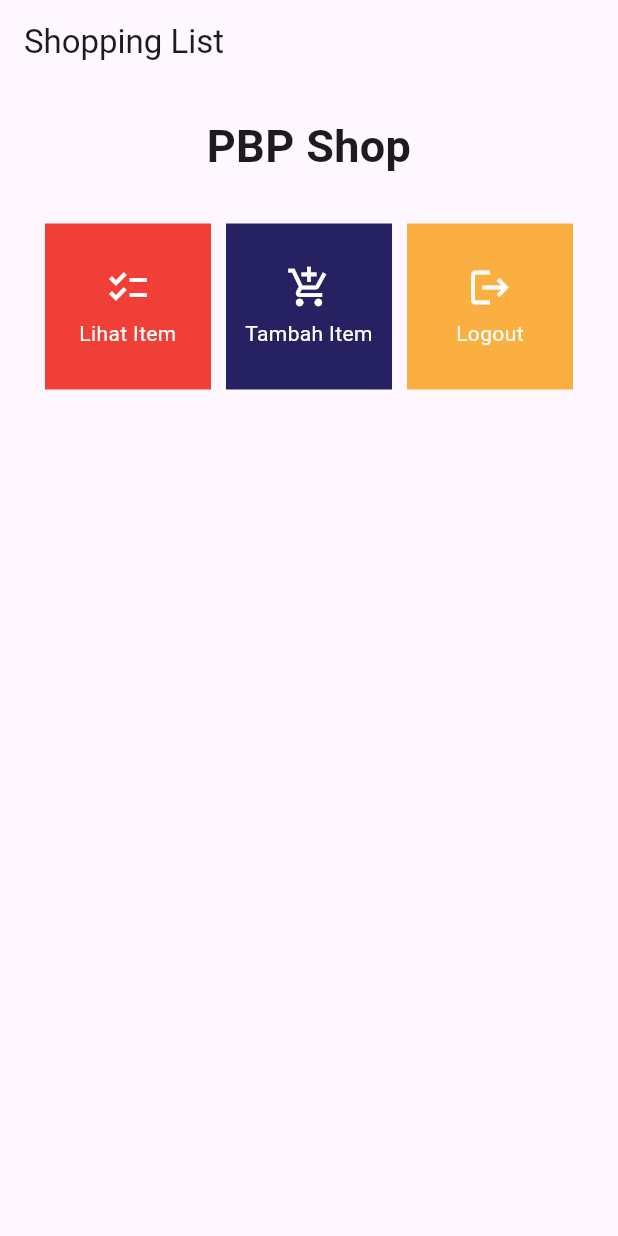
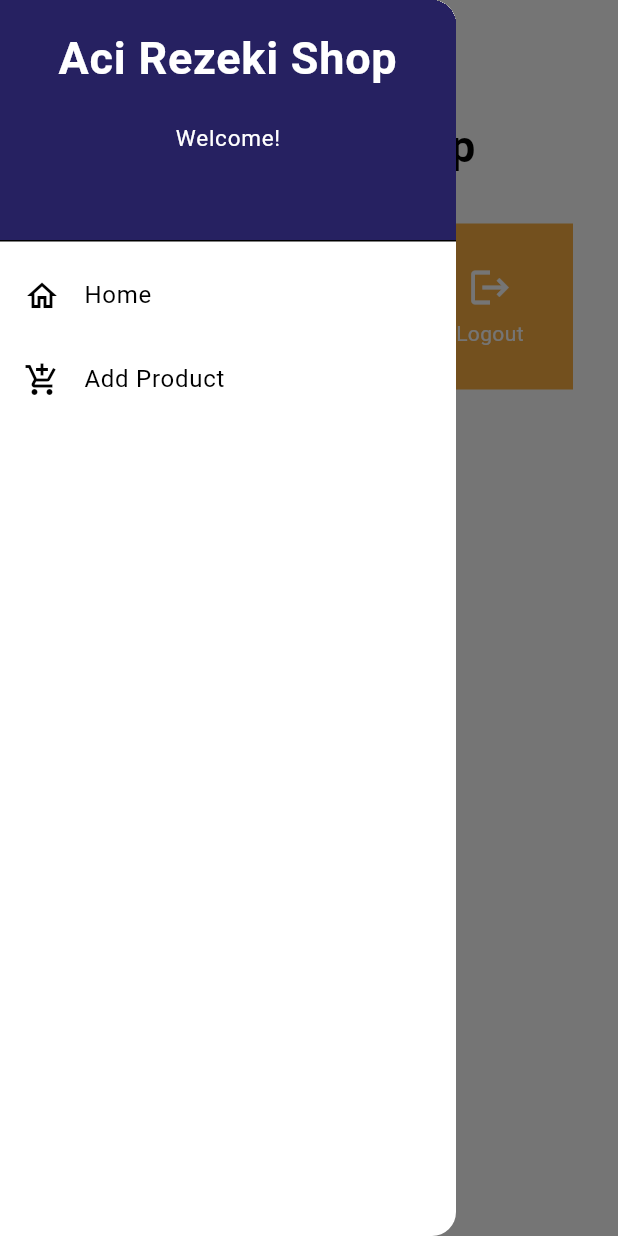
Before and after one commit to ilhamelhamdi/aci_rezeki_shop_mobile, a Flutter app: the screen it shows after launch, with the side drawer open (before the commit the screen has no drawer), on a phone screen of 412 x 824 dp. Run offline on Flutter 3.47's test engine with Material 2 defaults, Android fonts, the phone set to English and light mode, and no system bars; our stand-ins replace equatable.

Commit message:
Completed Assignment 8

```diff
--- /dev/null
+++ b/lib/core/widgets/left_drawer.dart
@@ -0,0 +1,64 @@
+import 'package:flutter/material.dart';
+import 'package:aci_rezeki_shop_mobile/features/main/presentation/view/home.dart';
+import 'package:aci_rezeki_shop_mobile/features/main/presentation/view/add_item_form.dart';
+
+class LeftDrawer extends StatelessWidget {
+  const LeftDrawer({super.key});
+
+  @override
+  Widget build(BuildContext context) {
+    return Drawer(
+      child: ListView(
+        children: [
+          DrawerHeader(
+            decoration: BoxDecoration(
+              color: Theme.of(context).primaryColor,
+            ),
+            child: const Column(
+              children: [
+                Text(
+                  'Aci Rezeki Shop',
+                  textAlign: TextAlign.center,
+                  style: TextStyle(
+                    fontSize: 30,
+                    fontWeight: FontWeight.bold,
+                    color: Colors.white,
+                  ),
+                ),
+                Padding(padding: EdgeInsets.all(10)),
+                Text(
+                  "Welcome!",
+                  style: TextStyle(
+                      fontSize: 15,
+                      color: Colors.white,
+                      fontWeight: FontWeight.normal),
+                ),
+              ],
+            ),
+          ),
+          ListTile(
+            leading: const Icon(Icons.home_outlined),
+            title: const Text('Home'),
+            // Bagian redirection ke MyHomePage
+            onTap: () {
+              Navigator.pushReplacement(
+                  context,
+                  MaterialPageRoute(
+                    builder: (context) => const HomePage(),
+                  ));
+            },
+          ),
+          ListTile(
+            leading: const Icon(Icons.add_shopping_cart),
+            title: const Text('Add Product'),
+            // Bagian redirection ke ShopFormPage
+            onTap: () {
+              Navigator.push(context,
+                  MaterialPageRoute(builder: (context) => const AddItemForm()));
+            },
+          ),
+        ],
+      ),
+    );
+  }
+}
--- a/lib/features/main/data/models/menu_item.dart
+++ /dev/null
@@ -1,9 +0,0 @@
-import 'package:flutter/material.dart';
-
-class MenuItem {
-  final String name;
-  final IconData icon;
-  final Color color;
-
-  MenuItem(this.name, this.icon, this.color);
-}
--- /dev/null
+++ b/lib/features/main/domain/entities/item.dart
@@ -0,0 +1,19 @@
+import 'package:equatable/equatable.dart';
+
+class Item extends Equatable {
+  final String name;
+  final int amount;
+  final String description;
+  final int price;
+  final String image;
+
+  const Item(
+      {required this.name,
+      required this.amount,
+      required this.description,
+      required this.price,
+      required this.image});
+
+  @override
+  List<Object?> get props => <Object?>[name, amount, description, price, image];
+}
--- a/lib/features/main/presentation/view/home.dart
+++ b/lib/features/main/presentation/view/home.dart
@@ -1,24 +1,35 @@
 import 'package:flutter/material.dart';
-import 'package:aci_rezeki_shop_mobile/features/main/data/models/menu_item.dart';
+import 'package:aci_rezeki_shop_mobile/core/widgets/left_drawer.dart';
 import 'package:aci_rezeki_shop_mobile/features/main/presentation/widget/menu_card.dart';
+import 'package:aci_rezeki_shop_mobile/features/main/presentation/view/add_item_form.dart';
 
 class HomePage extends StatelessWidget {
-  HomePage({super.key});
-
-  final List<MenuItem> items = [
-    MenuItem("Lihat Item", Icons.checklist, const Color(0xffef3f37)),
-    MenuItem("Tambah Item", Icons.add_shopping_cart, const Color(0xff262161)),
-    MenuItem("Logout", Icons.logout, const Color(0xfffbaf41)),
-  ];
-
+  const HomePage({super.key});
   @override
   Widget build(BuildContext context) {
+    final List<MenuItem> items = [
+      MenuItem(
+          name: "View Items",
+          icon: Icons.checklist,
+          color: const Color(0xffef3f37)),
+      MenuItem(
+          name: "Add Item",
+          icon: Icons.add_shopping_cart,
+          color: const Color(0xff262161),
+          onTap: () {
+            Navigator.push(context,
+                MaterialPageRoute(builder: (context) => const AddItemForm()));
+          }),
+      MenuItem(
+          name: "Logout", icon: Icons.logout, color: const Color(0xfffbaf41)),
+    ];
     return Scaffold(
       appBar: AppBar(
         title: const Text(
-          'Shopping List',
+          'Aci Rezeki Shop',
         ),
       ),
+      drawer: const LeftDrawer(),
       body: SingleChildScrollView(
         // Widget wrapper yang dapat discroll
         child: Padding(
@@ -30,7 +41,7 @@ class HomePage extends StatelessWidget {
                 padding: EdgeInsets.only(top: 10.0, bottom: 10.0),
                 // Widget Text untuk menampilkan tulisan dengan alignment center dan style yang sesuai
                 child: Text(
-                  'PBP Shop', // Text yang menandakan toko
+                  'Aci Rezeki Shop', // Text yang menandakan toko
                   textAlign: TextAlign.center,
                   style: TextStyle(
                     fontSize: 30,
--- a/lib/features/main/presentation/widget/menu_card.dart
+++ b/lib/features/main/presentation/widget/menu_card.dart
@@ -1,5 +1,17 @@
 import 'package:flutter/material.dart';
-import 'package:aci_rezeki_shop_mobile/features/main/data/models/menu_item.dart';
+
+class MenuItem {
+  final String name;
+  final IconData icon;
+  final Color color;
+  final Function? onTap;
+
+  MenuItem(
+      {required this.name,
+      required this.icon,
+      required this.color,
+      this.onTap});
+}
 
 class MenuCard extends StatelessWidget {
   final MenuItem item;
@@ -17,7 +29,10 @@ class MenuCard extends StatelessWidget {
           ScaffoldMessenger.of(context)
             ..hideCurrentSnackBar()
             ..showSnackBar(SnackBar(
-                content: Text("Kamu telah menekan tombol ${item.name}!")));
+                content: Text("You have pressed the ${item.name} button!")));
+          if (item.onTap != null) {
+            item.onTap!();
+          }
         },
         child: Container(
           // Container untuk menyimpan Icon dan Text
--- a/lib/main.dart
+++ b/lib/main.dart
@@ -12,12 +12,15 @@ class App extends StatelessWidget {
   @override
   Widget build(BuildContext context) {
     return MaterialApp(
-      title: 'Flutter Demo',
+      title: 'Aci Rezeki Shop',
       theme: ThemeData(
-        colorScheme: ColorScheme.fromSeed(seedColor: Colors.deepPurple),
+        colorScheme: ColorScheme.light().copyWith(
+          primary: const Color(0xff262161),
+          secondary: const Color(0xffef3f37),
+        ),
         useMaterial3: true,
       ),
-      home: HomePage(),
+      home: const HomePage(),
     );
   }
 }
--- a/pubspec.yaml
+++ b/pubspec.yaml
@@ -35,6 +35,7 @@ dependencies:
   # The following adds the Cupertino Icons font to your application.
   # Use with the CupertinoIcons class for iOS style icons.
   cupertino_icons: ^1.0.2
+  equatable: ^2.0.5
 
 dev_dependencies:
   flutter_test:
```
Also changed, not shown: lib/features/main/presentation/view/add_item_form.dart (added, +123 -0 lines), lib/features/main/presentation/widget/input_number_field.dart (added, +21 -0 lines), lib/features/main/presentation/widget/input_text_field.dart (added, +36 -0 lines), img/bonus_tugas_7.png (renamed from img/bonus_tugas_6.png), pubspec.lock, 1 other file.
